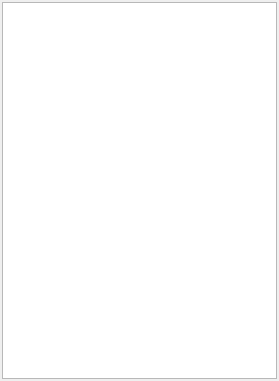
The window that src/editor/scriptsdock.ui (timbaker/scripted) describes before a commit, drawn with Qt 5.
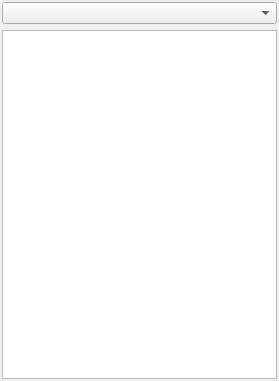
The same window after the commit. Custom widgets are drawn as their Qt base class.

Commit message:
MetaEvent overhaul.  ScriptsDock, MetaEventDock gained game-directory comboboxes.
MetaEventManager now keeps a list of MetaEventInfo for each MetaEvents.lua
file it knows about.  Previously, all the events from every .lua file were
stored in one big QMap<> with event names as keys.  That didn't allow for
events from different files with the same name (although I suspect the game
won't allow for mods defining events with the same name).

MetaEventNode remembers the source .lua file the event came from.  This is
needed in case the file gets renamed/deleted.

```diff
--- a/src/editor/scriptsdock.ui
+++ b/src/editor/scriptsdock.ui
@@ -27,19 +27,15 @@
     <property name="bottomMargin">
      <number>2</number>
     </property>
+    <item row="1" column="0">
+     <widget class="QTreeView" name="treeView"/>
+    </item>
     <item row="0" column="0">
-     <widget class="ScriptsView" name="treeView"/>
+     <widget class="QComboBox" name="dirComboBox"/>
     </item>
    </layout>
   </widget>
  </widget>
- <customwidgets>
-  <customwidget>
-   <class>ScriptsView</class>
-   <extends>QTreeView</extends>
-   <header>scriptsdock.h</header>
-  </customwidget>
- </customwidgets>
  <resources/>
  <connections/>
 </ui>
```
The commit also changes 18 other files.
